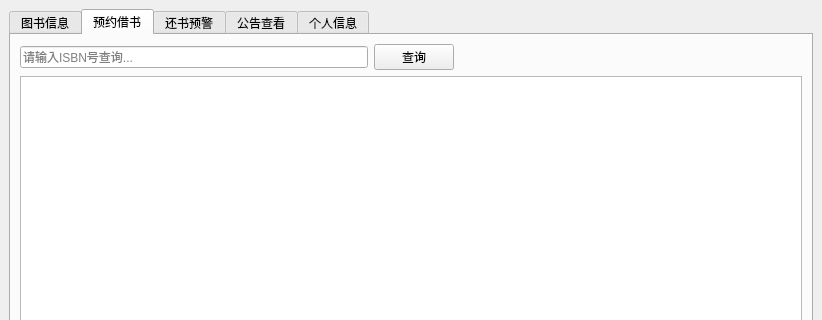
The window that userinterface.ui (LGH2713/Library_management_system) describes before a commit, drawn with Qt 5; both pictures show x 0 to 822 and y 0 to 320 of the 822 by 687 pixel window.
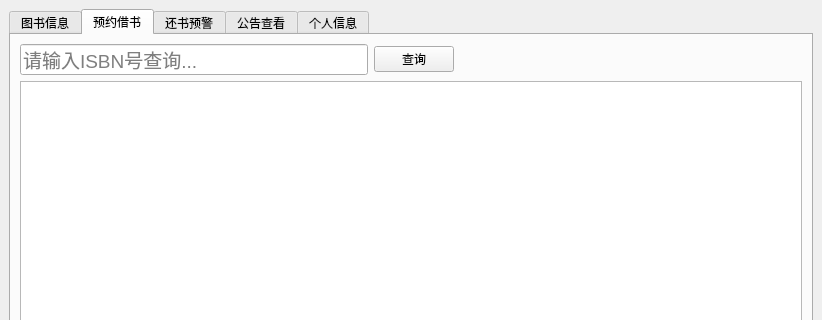
The same window after the commit. The open tabs and pages were chosen to show the change.

Diff of the .ui file:
```diff
--- a/userinterface.ui
+++ b/userinterface.ui
@@ -15,7 +15,7 @@
   </property>
   <widget class="QWidget" name="centralwidget">
    <layout class="QGridLayout" name="gridLayout">
-    <item row="0" column="0">
+    <item row="0" column="1">
      <widget class="QTabWidget" name="tabWidget">
       <property name="currentIndex">
        <number>4</number>
@@ -123,7 +123,12 @@
         <item row="0" column="0">
          <layout class="QHBoxLayout" name="horizontalLayout">
           <item>
-           <widget class="QLineEdit" name="lineEdit">
+           <widget class="QLineEdit" name="orderSearch">
+            <property name="font">
+             <font>
+              <pointsize>14</pointsize>
+             </font>
+            </property>
             <property name="placeholderText">
              <string>请输入ISBN号查询...</string>
             </property>
```
Left out of the diff: 46 changed lines with no effect on the pictures.
